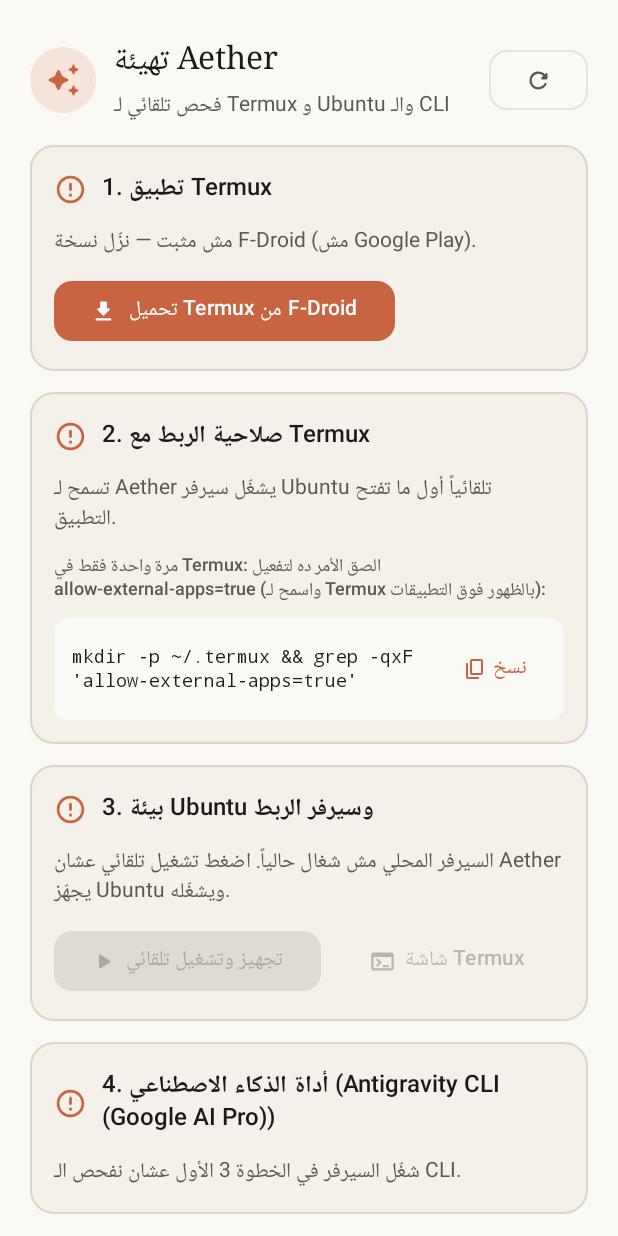
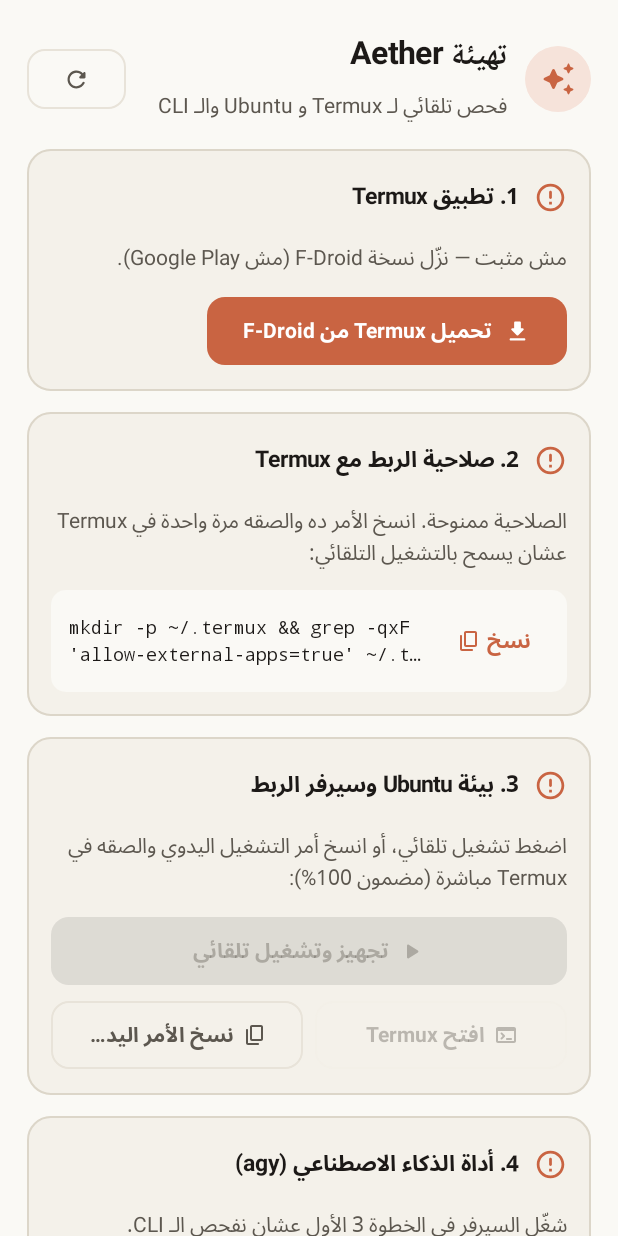
Before and after one commit to Khereba1/Aether, an Android app built with Jetpack Compose: the screen it shows after launch (MainActivity), on a phone screen of 412 x 824 dp. Run offline under Robolectric (Android 15) with nearby library versions, the phone set to English and light mode, and no system bars.

Commit message:
fix proot bridge, RTL, and Claude fonts

```diff
--- a/app/build.gradle.kts
+++ b/app/build.gradle.kts
@@ -14,8 +14,8 @@ android {
         applicationId = "com.khereba1.aether"
         minSdk = 29
         targetSdk = 34
-        versionCode = 2
-        versionName = "1.0.1"
+        versionCode = 3
+        versionName = "1.0.2"
     }
 
     // Stable signing: when the env vars exist (GitHub Secrets) the release is signed with the fixed key,
--- a/app/src/main/java/com/khereba1/app/MainActivity.kt
+++ b/app/src/main/java/com/khereba1/app/MainActivity.kt
@@ -73,7 +73,7 @@ class MainActivity : ComponentActivity() {
                 }
             }
 
-            AetherTheme(themeMode = state.settings.themeMode) {
+            AetherTheme(themeMode = state.settings.themeMode, language = state.settings.language) {
                 Scaffold(
                     snackbarHost = { SnackbarHost(hostState = snackbarHost) }
                 ) { innerPadding ->
--- a/app/src/main/java/com/khereba1/app/data/BridgeScripts.kt
+++ b/app/src/main/java/com/khereba1/app/data/BridgeScripts.kt
@@ -399,17 +399,13 @@ if __name__ == "__main__":
      */
     fun termuxStartBridgeCommand(port: Int): String {
         val b64 = bridgeBase64()
-        val innerUbuntu = """
+        val prepareUbuntu = """
 mkdir -p ~/aether ~/aether_workspaces
 if ! command -v python3 >/dev/null 2>&1; then
   apt-get update -y && apt-get install -y python3 curl ca-certificates
 fi
 echo '$b64' | base64 -d > ~/aether/aether_bridge.py
 chmod +x ~/aether/aether_bridge.py
-if ! pgrep -f 'aether_bridge.py' >/dev/null 2>&1; then
-  AETHER_PORT=$port nohup python3 ~/aether/aether_bridge.py > ~/aether/bridge.log 2>&1 &
-  sleep 1
-fi
 """.trimIndent().replace("\"", "\\\"")
 
         return """
@@ -420,7 +416,11 @@ fi
 if [ ! -d "${'$'}PREFIX/var/lib/proot-distro/installed-rootfs/ubuntu" ]; then
   proot-distro install ubuntu
 fi
-proot-distro login ubuntu -- bash -c "$innerUbuntu"
+proot-distro login ubuntu -- bash -c "$prepareUbuntu"
+if ! curl -fsS http://127.0.0.1:$port/health >/dev/null 2>&1; then
+  nohup proot-distro login ubuntu -- bash -c "AETHER_PORT=$port python3 ~/aether/aether_bridge.py" > ~/aether_bridge.log 2>&1 </dev/null &
+  sleep 2
+fi
 """.trimIndent()
     }
 
--- a/app/src/main/java/com/khereba1/app/ui/SetupScreen.kt
+++ b/app/src/main/java/com/khereba1/app/ui/SetupScreen.kt
@@ -40,12 +40,16 @@ import androidx.compose.material3.Scaffold
 import androidx.compose.material3.Text
 import androidx.compose.material3.TextButton
 import androidx.compose.runtime.Composable
+import androidx.compose.runtime.CompositionLocalProvider
 import androidx.compose.ui.Alignment
 import androidx.compose.ui.Modifier
 import androidx.compose.ui.draw.clip
 import androidx.compose.ui.graphics.Color
 import androidx.compose.ui.platform.LocalContext
+import androidx.compose.ui.platform.LocalLayoutDirection
 import androidx.compose.ui.text.font.FontFamily
+import androidx.compose.ui.text.style.TextOverflow
+import androidx.compose.ui.unit.LayoutDirection
 import androidx.compose.ui.unit.dp
 import com.khereba1.app.AetherUiState
 import com.khereba1.app.data.BridgeScripts
@@ -67,6 +71,7 @@ fun SetupScreen(
     val health = setup.health
     val activeCliKey = state.settings.cliEngine.binary
     val cliReady = if (activeCliKey.isEmpty()) true else (health.clis[activeCliKey] == true)
+    val manualBridgeCmd = BridgeScripts.termuxStartBridgeCommand(state.settings.port)
 
     Scaffold(
         containerColor = MaterialTheme.colorScheme.background
@@ -76,7 +81,7 @@ fun SetupScreen(
                 .fillMaxSize()
                 .padding(padding)
                 .verticalScroll(rememberScrollState())
-                .padding(horizontal = 20.dp, vertical = 24.dp),
+                .padding(horizontal = 18.dp, vertical = 20.dp),
             verticalArrangement = Arrangement.spacedBy(14.dp)
         ) {
             Row(verticalAlignment = Alignment.CenterVertically) {
@@ -122,7 +127,8 @@ fun SetupScreen(
             if (setup.statusNote.isNotBlank()) {
                 Card(
                     colors = CardDefaults.cardColors(containerColor = MaterialTheme.colorScheme.primaryContainer),
-                    shape = RoundedCornerShape(14.dp)
+                    shape = RoundedCornerShape(14.dp),
+                    modifier = Modifier.fillMaxWidth()
                 ) {
                     Text(
                         text = setup.statusNote,
@@ -161,7 +167,11 @@ fun SetupScreen(
                 stepNumber = "2",
                 title = "صلاحية الربط مع Termux",
                 ok = setup.permissionGranted && health.reachable,
-                subtitle = "تسمح لـ Aether يشغّل سيرفر Ubuntu تلقائياً أول ما تفتح التطبيق."
+                subtitle = if (setup.permissionGranted) {
+                    "الصلاحية ممنوحة. انسخ الأمر ده والصقه مرة واحدة في Termux عشان يسمح بالتشغيل التلقائي:"
+                } else {
+                    "تسمح لـ Aether يشغّل سيرفر Ubuntu تلقائياً أول ما تفتح التطبيق."
+                }
             ) {
                 Column(verticalArrangement = Arrangement.spacedBy(8.dp)) {
                     if (!setup.permissionGranted) {
@@ -172,11 +182,6 @@ fun SetupScreen(
                             Text("منح صلاحية RUN_COMMAND")
                         }
                     }
-                    Text(
-                        text = "مرة واحدة فقط في Termux: الصق الأمر ده لتفعيل allow-external-apps=true (واسمح لـ Termux بالظهور فوق التطبيقات):",
-                        style = MaterialTheme.typography.labelMedium,
-                        color = MaterialTheme.colorScheme.onSurfaceVariant
-                    )
                     CommandBox(
                         command = BridgeScripts.ENABLE_EXTERNAL_APPS_CMD,
                         onCopy = {
@@ -196,27 +201,46 @@ fun SetupScreen(
                     val envLabel = if (health.ubuntuReady) "Ubuntu جاهز" else "Python جاهز"
                     "$envLabel · Python ${health.pythonVersion} · Port ${state.settings.port}"
                 } else {
-                    "السيرفر المحلي مش شغال حالياً. اضغط تشغيل تلقائي عشان Aether يجهّز Ubuntu ويشغّله."
+                    "اضغط تشغيل تلقائي، أو انسخ أمر التشغيل اليدوي والصقه في Termux مباشرة (مضمون 100%):"
                 }
             ) {
-                Row(horizontalArrangement = Arrangement.spacedBy(8.dp)) {
+                Column(verticalArrangement = Arrangement.spacedBy(8.dp)) {
                     Button(
                         onClick = { onAutoStartBridge(true) },
                         enabled = setup.termuxInstalled && !setup.checking,
+                        modifier = Modifier.fillMaxWidth(),
                         shape = RoundedCornerShape(12.dp)
                     ) {
                         Icon(Icons.Rounded.PlayArrow, contentDescription = null, modifier = Modifier.size(18.dp))
                         Spacer(Modifier.width(6.dp))
-                        Text("تجهيز وتشغيل تلقائي")
+                        Text("تجهيز وتشغيل تلقائي", maxLines = 1)
                     }
+                    Row(
+                        modifier = Modifier.fillMaxWidth(),
+                        horizontalArrangement = Arrangement.spacedBy(8.dp)
+                    ) {
                         OutlinedButton(
                             onClick = { onAutoStartBridge(false) },
                             enabled = setup.termuxInstalled && !setup.checking,
+                            modifier = Modifier.weight(1f),
                             shape = RoundedCornerShape(12.dp)
                         ) {
-                        Icon(Icons.Rounded.Terminal, contentDescription = null, modifier = Modifier.size(18.dp))
+                            Icon(Icons.Rounded.Terminal, contentDescription = null, modifier = Modifier.size(16.dp))
                             Spacer(Modifier.width(6.dp))
-                        Text("شاشة Termux")
+                            Text("افتح Termux", maxLines = 1, overflow = TextOverflow.Ellipsis)
+                        }
+                        OutlinedButton(
+                            onClick = {
+                                copyToClipboard(context, manualBridgeCmd)
+                                onCopiedNotice("تم نسخ أمر التشغيل — الصقه في Termux ثم اضغط تحديث")
+                            },
+                            modifier = Modifier.weight(1f),
+                            shape = RoundedCornerShape(12.dp)
+                        ) {
+                            Icon(Icons.Rounded.ContentCopy, contentDescription = null, modifier = Modifier.size(16.dp))
+                            Spacer(Modifier.width(6.dp))
+                            Text("نسخ الأمر اليدوي", maxLines = 1, overflow = TextOverflow.Ellipsis)
+                        }
                     }
                 }
             }
@@ -224,23 +248,24 @@ fun SetupScreen(
             // Step 4: CLI Engine (Antigravity / Gemini / Claude)
             StepCard(
                 stepNumber = "4",
-                title = "أداة الذكاء الاصطناعي (${state.settings.cliEngine.label})",
+                title = "أداة الذكاء الاصطناعي (${state.settings.cliEngine.binary.ifBlank { "CLI" }})",
                 ok = health.reachable && cliReady,
                 subtitle = when {
                     !health.reachable -> "شغّل السيرفر في الخطوة 3 الأول عشان نفحص الـ CLI."
                     cliReady -> "أداة ${state.settings.cliEngine.binary} مثبتة وجاهزة جوه Ubuntu!"
-                    else -> "أداة ${state.settings.cliEngine.binary} لسه مش مثبتة جوه Ubuntu. اضغط الزرار لتثبيتها وتسجيل الدخول بحسابك."
+                    else -> "أداة ${state.settings.cliEngine.binary} لسه مش مثبتة جوه Ubuntu. اضغط الزرار أو انسخ الأمر لتثبيتها وتسجيل الدخول."
                 }
             ) {
                 if (health.reachable && !cliReady) {
                     Column(verticalArrangement = Arrangement.spacedBy(8.dp)) {
                         Button(
                             onClick = { onInstallCli(state.settings.cliEngine) },
+                            modifier = Modifier.fillMaxWidth(),
                             shape = RoundedCornerShape(12.dp)
                         ) {
                             Icon(Icons.Rounded.Terminal, contentDescription = null, modifier = Modifier.size(18.dp))
                             Spacer(Modifier.width(8.dp))
-                            Text("تثبيت وتسجيل دخول ${state.settings.cliEngine.binary}")
+                            Text("تثبيت وتسجيل دخول ${state.settings.cliEngine.binary}", maxLines = 1)
                         }
                         CommandBox(
                             command = BridgeScripts.cliSetupCommand(state.settings.cliEngine),
@@ -253,7 +278,7 @@ fun SetupScreen(
                 }
             }
 
-            Spacer(Modifier.height(8.dp))
+            Spacer(Modifier.height(6.dp))
 
             Button(
                 onClick = onContinueToChat,
@@ -292,7 +317,7 @@ private fun StepCard(
         colors = CardDefaults.cardColors(containerColor = MaterialTheme.colorScheme.surfaceVariant.copy(alpha = 0.55f)),
         border = BorderStroke(
             1.dp,
-            if (ok) Color(0xFF2E7D32).copy(alpha = 0.4f) else MaterialTheme.colorScheme.outline
+            if (ok) Color(0xFF2E7D32).copy(alpha = 0.45f) else MaterialTheme.colorScheme.outline
         )
     ) {
         Column(modifier = Modifier.padding(16.dp), verticalArrangement = Arrangement.spacedBy(10.dp)) {
@@ -322,6 +347,7 @@ private fun StepCard(
 
 @Composable
 private fun CommandBox(command: String, onCopy: () -> Unit) {
+    CompositionLocalProvider(LocalLayoutDirection provides LayoutDirection.Ltr) {
         Row(
             modifier = Modifier
                 .fillMaxWidth()
@@ -335,7 +361,8 @@ private fun CommandBox(command: String, onCopy: () -> Unit) {
                 modifier = Modifier.weight(1f),
                 style = MaterialTheme.typography.labelMedium.copy(fontFamily = FontFamily.Monospace),
                 color = MaterialTheme.colorScheme.onSurface,
-            maxLines = 2
+                maxLines = 2,
+                overflow = TextOverflow.Ellipsis
             )
             Spacer(Modifier.width(8.dp))
             TextButton(onClick = onCopy) {
@@ -345,6 +372,7 @@ private fun CommandBox(command: String, onCopy: () -> Unit) {
             }
         }
     }
+}
 
 private fun copyToClipboard(context: Context, text: String) {
     val cm = context.getSystemService(Context.CLIPBOARD_SERVICE) as? ClipboardManager
--- a/app/src/main/java/com/khereba1/app/ui/Theme.kt
+++ b/app/src/main/java/com/khereba1/app/ui/Theme.kt
@@ -6,15 +6,33 @@ import androidx.compose.material3.Typography
 import androidx.compose.material3.darkColorScheme
 import androidx.compose.material3.lightColorScheme
 import androidx.compose.runtime.Composable
+import androidx.compose.runtime.CompositionLocalProvider
 import androidx.compose.ui.graphics.Color
+import androidx.compose.ui.platform.LocalLayoutDirection
 import androidx.compose.ui.text.TextStyle
+import androidx.compose.ui.text.font.Font
 import androidx.compose.ui.text.font.FontFamily
 import androidx.compose.ui.text.font.FontWeight
+import androidx.compose.ui.unit.LayoutDirection
 import androidx.compose.ui.unit.sp
+import com.khereba1.app.R
 
 // Claude-inspired warm editorial palette
 val TerracottaLight = Color(0xFFC96442)
 val TerracottaDark = Color(0xFFD97757)
+
+private val ClaudeEditorialSerif = FontFamily(
+    Font(R.font.noto_naskh_regular, FontWeight.Normal),
+    Font(R.font.noto_naskh_bold, FontWeight.SemiBold),
+    Font(R.font.noto_naskh_bold, FontWeight.Bold)
+)
+
+private val ClaudeUiSans = FontFamily(
+    Font(R.font.noto_sans_arabic_regular, FontWeight.Normal),
+    Font(R.font.noto_sans_arabic_bold, FontWeight.Medium),
+    Font(R.font.noto_sans_arabic_bold, FontWeight.SemiBold),
+    Font(R.font.noto_sans_arabic_bold, FontWeight.Bold)
+)
 
 private val LightColors = lightColorScheme(
     primary = TerracottaLight,
@@ -60,46 +78,53 @@ private val DarkColors = darkColorScheme(
 
 private val AetherTypography = Typography(
     headlineMedium = TextStyle(
-        fontFamily = FontFamily.Serif,
-        fontWeight = FontWeight.Normal,
+        fontFamily = ClaudeEditorialSerif,
+        fontWeight = FontWeight.Bold,
         fontSize = 26.sp,
-        lineHeight = 34.sp
+        lineHeight = 36.sp
     ),
     headlineSmall = TextStyle(
-        fontFamily = FontFamily.Serif,
-        fontWeight = FontWeight.Medium,
+        fontFamily = ClaudeEditorialSerif,
+        fontWeight = FontWeight.Bold,
         fontSize = 21.sp,
-        lineHeight = 28.sp
+        lineHeight = 30.sp
     ),
     titleMedium = TextStyle(
-        fontFamily = FontFamily.SansSerif,
+        fontFamily = ClaudeUiSans,
         fontWeight = FontWeight.SemiBold,
-        fontSize = 16.sp,
+        fontSize = 15.sp,
         lineHeight = 22.sp
     ),
     bodyLarge = TextStyle(
-        fontFamily = FontFamily.SansSerif,
+        fontFamily = ClaudeEditorialSerif,
         fontWeight = FontWeight.Normal,
-        fontSize = 15.sp,
-        lineHeight = 23.sp
+        fontSize = 16.sp,
+        lineHeight = 26.sp
     ),
     bodyMedium = TextStyle(
-        fontFamily = FontFamily.SansSerif,
+        fontFamily = ClaudeUiSans,
         fontWeight = FontWeight.Normal,
         fontSize = 14.sp,
-        lineHeight = 20.sp
+        lineHeight = 21.sp
     ),
     labelMedium = TextStyle(
-        fontFamily = FontFamily.SansSerif,
+        fontFamily = ClaudeUiSans,
         fontWeight = FontWeight.Medium,
         fontSize = 12.sp,
-        lineHeight = 16.sp
+        lineHeight = 18.sp
+    ),
+    labelLarge = TextStyle(
+        fontFamily = ClaudeUiSans,
+        fontWeight = FontWeight.SemiBold,
+        fontSize = 14.sp,
+        lineHeight = 20.sp
     )
 )
 
 @Composable
 fun AetherTheme(
     themeMode: String = "system",
+    language: String = "system",
     content: @Composable () -> Unit
 ) {
     val dark = when (themeMode) {
@@ -107,9 +132,12 @@ fun AetherTheme(
         "light" -> false
         else -> isSystemInDarkTheme()
     }
-    MaterialTheme(
-        colorScheme = if (dark) DarkColors else LightColors,
-        typography = AetherTypography,
-        content = content
-    )
+    val direction = if (language == "en") LayoutDirection.Ltr else LayoutDirection.Rtl
+    CompositionLocalProvider(LocalLayoutDirection provides direction) {
+        MaterialTheme(
+            colorScheme = if (dark) DarkColors else LightColors,
+            typography = AetherTypography,
+            content = content
+        )
+    }
 }
```
Also changed, not shown: app/src/main/res/font/noto_naskh_bold.ttf (added), app/src/main/res/font/noto_naskh_regular.ttf (added), app/src/main/res/font/noto_sans_arabic_bold.ttf (added), app/src/main/res/font/noto_sans_arabic_regular.ttf (added). Lines whose indentation alone changed are shown as unchanged.
